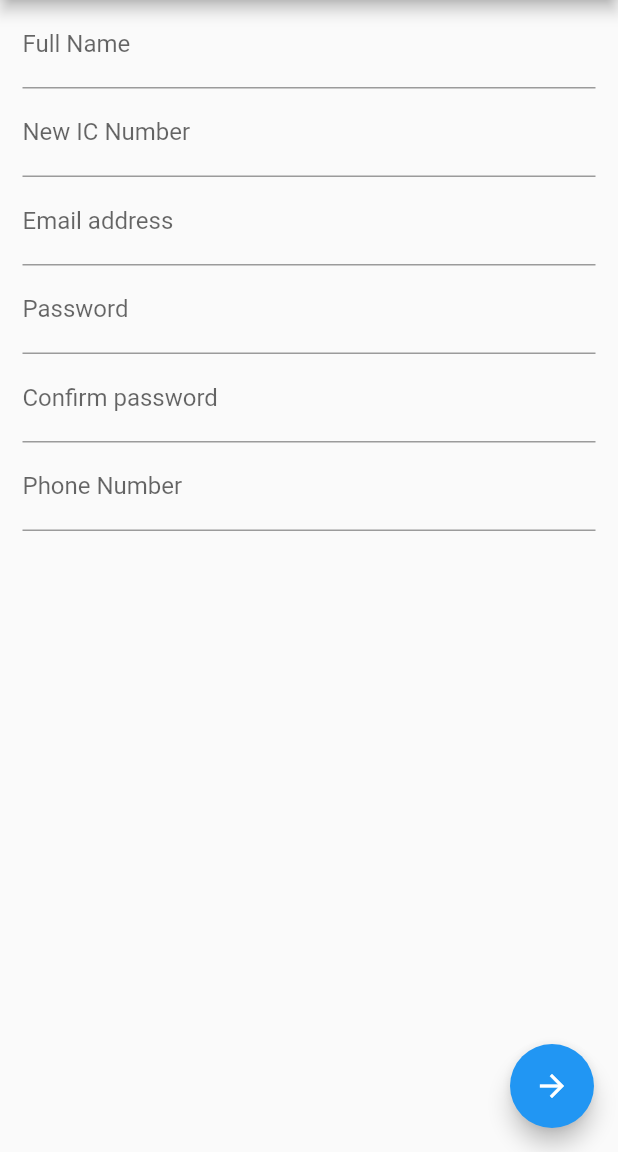
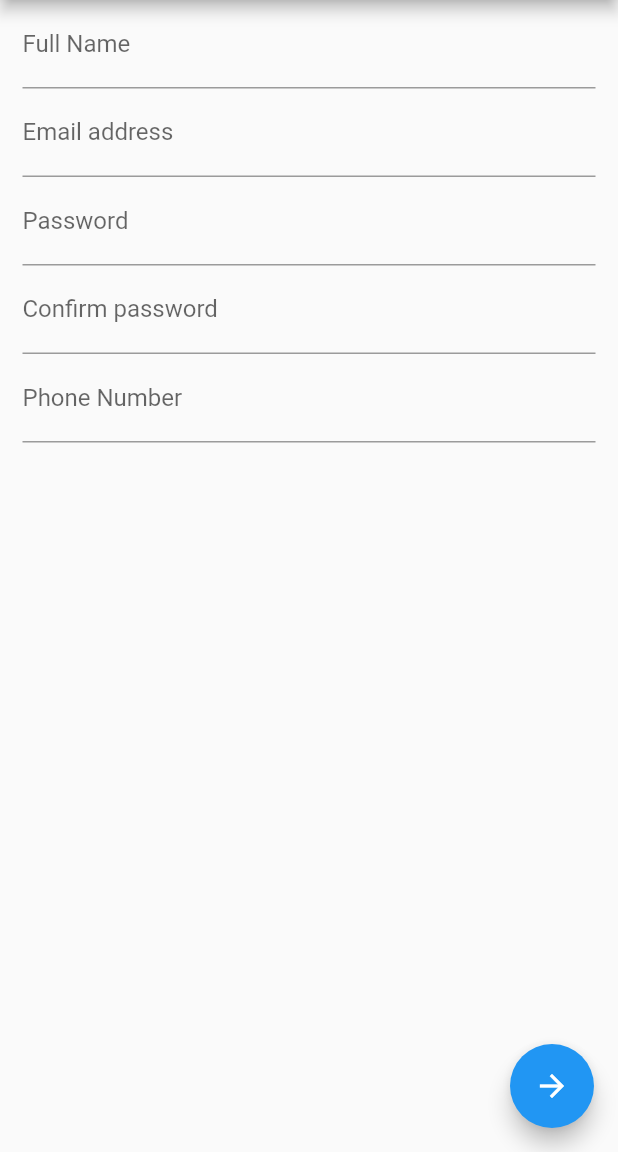
Before and after one commit to aimanuslim/Gas2Go, a Flutter app: the CustomerRegisterPage screen opened directly, on a phone screen of 412 x 824 dp, the part 84-1236 px from its top. Run offline on Flutter 3.47's test engine with Material 2 defaults, Android fonts, the phone set to English and light mode, and no system bars; our stand-ins replace font_awesome_flutter, intro_slider.

Commit message:
commented out field for users to input IC numbers

```diff
--- a/lib/customer_login.dart
+++ b/lib/customer_login.dart
@@ -207,11 +207,11 @@ class CustomerRegisterState extends State<CustomerRegisterPage> {
             crossAxisAlignment: CrossAxisAlignment.start,
             children: <Widget>[
               createFormField("Full Name", (value) {}, false, null),
-              createFormField("New IC Number", (value) {
-                if (!value.isEmpty && !isNumeric(value)) {
-                  return 'Please enter digits only.';
-                }
-              }, false, null),
+              // createFormField("New IC Number", (value) {
+              //   if (!value.isEmpty && !isNumeric(value)) {
+              //     return 'Please enter digits only.';
+              //   }
+              // }, false, null),
               createFormField("Email address", (value) {
                 if (!value.isEmpty &&
                     !RegExp(r"^[a-zA-Z0-9.]+@[a-zA-Z0-9]+\.[a-zA-Z]+")
```
